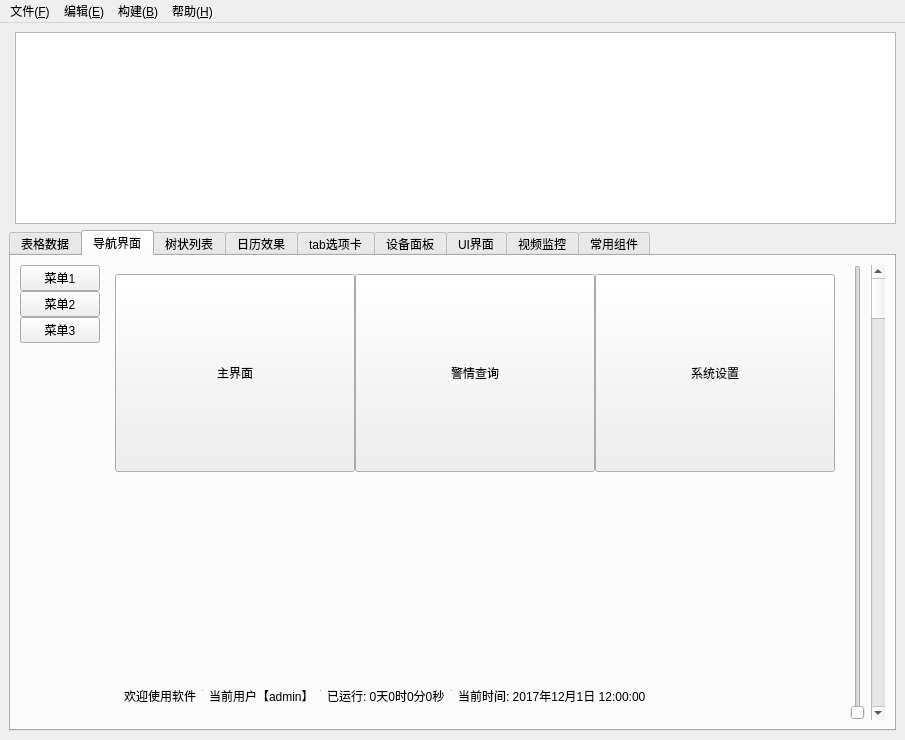
First picture: the form in CovidSystemControl/CovidSystemControl.ui, repository fyhhhh/Cov19System, before the edit.
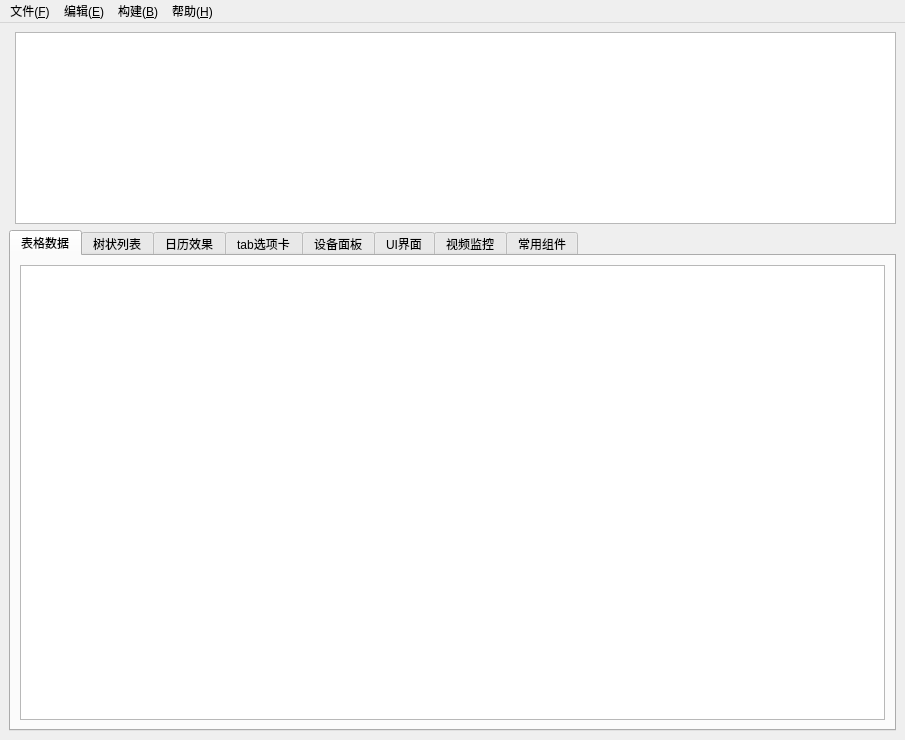
Second picture: the form after the edit. The open tabs and pages were chosen to show the change.

```diff
--- a/CovidSystemControl/CovidSystemControl.ui
+++ b/CovidSystemControl/CovidSystemControl.ui
@@ -39,259 +39,6 @@
         </item>
        </layout>
       </widget>
-      <widget class="QWidget" name="tab3">
-       <attribute name="title">
-        <string>导航界面</string>
-       </attribute>
-       <layout class="QHBoxLayout" name="horizontalLayout_7">
-        <item>
-         <widget class="QWidget" name="widgetLeft" native="true">
-          <property name="minimumSize">
-           <size>
-            <width>80</width>
-            <height>0</height>
-           </size>
-          </property>
-          <layout class="QVBoxLayout" name="verticalLayout_2">
-           <property name="spacing">
-            <number>0</number>
-           </property>
-           <property name="leftMargin">
-            <number>0</number>
-           </property>
-           <property name="topMargin">
-            <number>0</number>
-           </property>
-           <property name="rightMargin">
-            <number>0</number>
-           </property>
-           <property name="bottomMargin">
-            <number>0</number>
-           </property>
-           <item>
-            <widget class="QPushButton" name="btn1">
-             <property name="text">
-              <string>菜单1</string>
-             </property>
-             <property name="checked">
-              <bool>false</bool>
-             </property>
-            </widget>
-           </item>
-           <item>
-            <widget class="QPushButton" name="btn2">
-             <property name="text">
-              <string>菜单2</string>
-             </property>
-            </widget>
-           </item>
-           <item>
-            <widget class="QPushButton" name="btn3">
-             <property name="text">
-              <string>菜单3</string>
-             </property>
-            </widget>
-           </item>
-           <item>
-            <spacer name="verticalSpacer">
-             <property name="orientation">
-              <enum>Qt::Vertical</enum>
-             </property>
-             <property name="sizeHint" stdset="0">
-              <size>
-               <width>20</width>
-               <height>222</height>
-              </size>
-             </property>
-            </spacer>
-           </item>
-          </layout>
-         </widget>
-        </item>
-        <item>
-         <widget class="QStackedWidget" name="stackedWidget">
-          <property name="currentIndex">
-           <number>0</number>
-          </property>
-          <widget class="QWidget" name="page1">
-           <layout class="QVBoxLayout" name="verticalLayout_4">
-            <item>
-             <widget class="QWidget" name="widgetTop" native="true">
-              <layout class="QHBoxLayout" name="horizontalLayout_2">
-               <property name="spacing">
-                <number>0</number>
-               </property>
-               <property name="leftMargin">
-                <number>0</number>
-               </property>
-               <property name="topMargin">
-                <number>0</number>
-               </property>
-               <property name="rightMargin">
-                <number>0</number>
-               </property>
-               <property name="bottomMargin">
-                <number>0</number>
-               </property>
-               <item>
-                <widget class="QToolButton" name="tbtn1">
-                 <property name="sizePolicy">
-                  <sizepolicy hsizetype="Expanding" vsizetype="Expanding">
-                   <horstretch>0</horstretch>
-                   <verstretch>0</verstretch>
-                  </sizepolicy>
-                 </property>
-                 <property name="text">
-                  <string>主界面</string>
-                 </property>
-                </widget>
-               </item>
-               <item>
-                <widget class="QToolButton" name="tbtn2">
-                 <property name="sizePolicy">
-                  <sizepolicy hsizetype="Expanding" vsizetype="Expanding">
-                   <horstretch>0</horstretch>
-                   <verstretch>0</verstretch>
-                  </sizepolicy>
-                 </property>
-                 <property name="text">
-                  <string>警情查询</string>
-                 </property>
-                </widget>
-               </item>
-               <item>
-                <widget class="QToolButton" name="tbtn3">
-                 <property name="sizePolicy">
-                  <sizepolicy hsizetype="Expanding" vsizetype="Expanding">
-                   <horstretch>0</horstretch>
-                   <verstretch>0</verstretch>
-                  </sizepolicy>
-                 </property>
-                 <property name="text">
-                  <string>系统设置</string>
-                 </property>
-                </widget>
-               </item>
-              </layout>
-             </widget>
-            </item>
-            <item>
-             <widget class="QWidget" name="widget" native="true">
-              <property name="sizePolicy">
-               <sizepolicy hsizetype="Preferred" vsizetype="Expanding">
-                <horstretch>0</horstretch>
-                <verstretch>0</verstretch>
-               </sizepolicy>
-              </property>
-             </widget>
-            </item>
-            <item>
-             <widget class="QWidget" name="widgetBottom" native="true">
-              <property name="maximumSize">
-               <size>
-                <width>16777215</width>
-                <height>30</height>
-               </size>
-              </property>
-              <layout class="QHBoxLayout" name="horizontalLayout_3">
-               <item>
-                <widget class="QLabel" name="lab1">
-                 <property name="text">
-                  <string>欢迎使用软件</string>
-                 </property>
-                </widget>
-               </item>
-               <item>
-                <widget class="Line" name="line1">
-                 <property name="maximumSize">
-                  <size>
-                   <width>1</width>
-                   <height>16777215</height>
-                  </size>
-                 </property>
-                 <property name="orientation">
-                  <enum>Qt::Vertical</enum>
-                 </property>
-                </widget>
-               </item>
-               <item>
-                <widget class="QLabel" name="lab2">
-                 <property name="text">
-                  <string>当前用户【admin】</string>
-                 </property>
-                </widget>
-               </item>
-               <item>
-                <widget class="Line" name="line2">
-                 <property name="maximumSize">
-                  <size>
-                   <width>1</width>
-                   <height>16777215</height>
-                  </size>
-                 </property>
-                 <property name="orientation">
-                  <enum>Qt::Vertical</enum>
-                 </property>
-                </widget>
-               </item>
-               <item>
-                <widget class="QLabel" name="lab3">
-                 <property name="text">
-                  <string>已运行: 0天0时0分0秒</string>
-                 </property>
-                </widget>
-               </item>
-               <item>
-                <widget class="Line" name="line3">
-                 <property name="maximumSize">
-                  <size>
-                   <width>1</width>
-                   <height>16777215</height>
-                  </size>
-                 </property>
-                 <property name="orientation">
-                  <enum>Qt::Vertical</enum>
-                 </property>
-                </widget>
-               </item>
-               <item>
-                <widget class="QLabel" name="lab4">
-                 <property name="sizePolicy">
-                  <sizepolicy hsizetype="Expanding" vsizetype="Preferred">
-                   <horstretch>0</horstretch>
-                   <verstretch>0</verstretch>
-                  </sizepolicy>
-                 </property>
-                 <property name="text">
-                  <string>当前时间: 2017年12月1日 12:00:00</string>
-                 </property>
-                </widget>
-               </item>
-              </layout>
-             </widget>
-            </item>
-           </layout>
-          </widget>
-          <widget class="QWidget" name="page2"/>
-          <widget class="QWidget" name="page3"/>
-         </widget>
-        </item>
-        <item>
-         <widget class="QSlider" name="verticalSlider">
-          <property name="orientation">
-           <enum>Qt::Vertical</enum>
-          </property>
-         </widget>
-        </item>
-        <item>
-         <widget class="QScrollBar" name="verticalScrollBar">
-          <property name="orientation">
-           <enum>Qt::Vertical</enum>
-          </property>
-         </widget>
-        </item>
-       </layout>
-      </widget>
       <widget class="QWidget" name="tab4">
        <attribute name="title">
         <string>树状列表</string>
```
